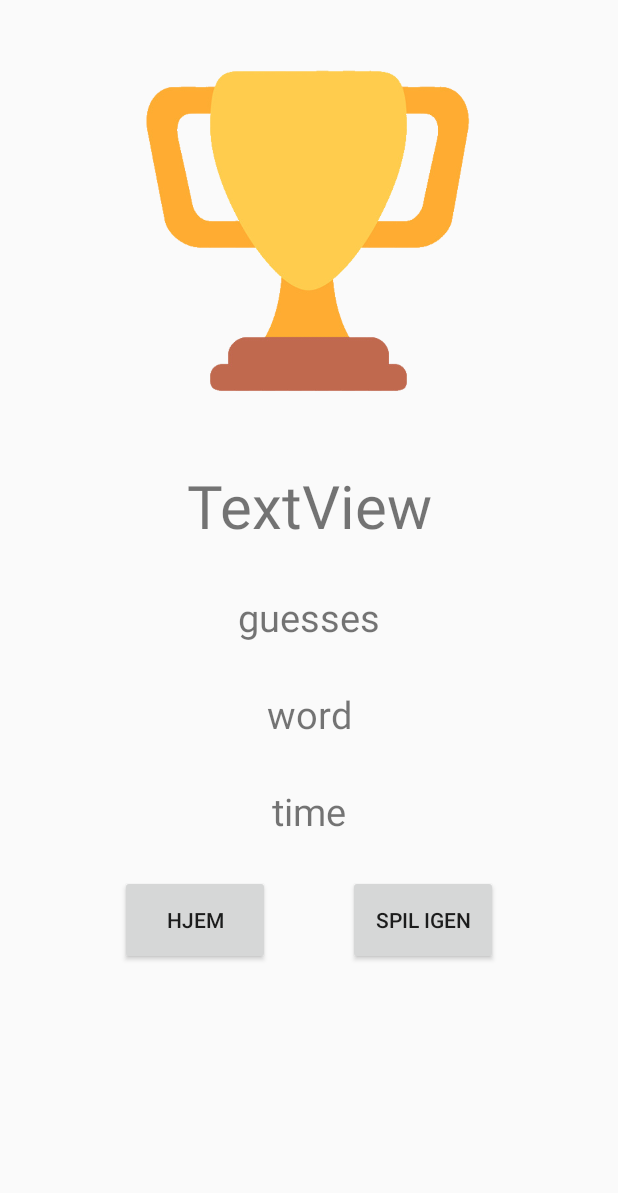
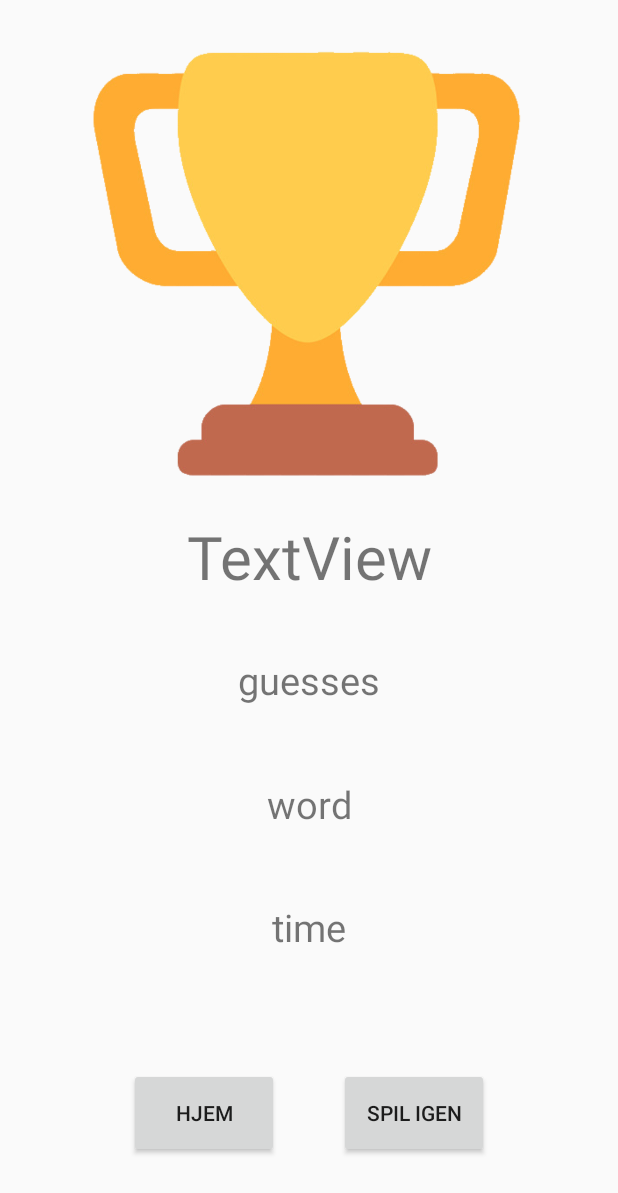
Before and after one commit to patricklopdrup/Hangman, an Android app: the layout frag_winner_loser.xml on its own in the app's theme, with its tools: preview values and no code run, on a phone screen of 412 x 824 dp. Shown: the top 1193 px of the screen. Run offline under Robolectric (Android 15) with nearby library versions, the phone set to English and light mode, and no system bars; network calls fail.

Commit message:
lavet winner_loser.xml

```diff
--- a/app/src/main/res/layout/frag_winner_loser.xml
+++ b/app/src/main/res/layout/frag_winner_loser.xml
@@ -1,95 +1,151 @@
 <?xml version="1.0" encoding="utf-8"?>
 <androidx.constraintlayout.widget.ConstraintLayout xmlns:android="http://schemas.android.com/apk/res/android"
     xmlns:app="http://schemas.android.com/apk/res-auto"
+    xmlns:tools="http://schemas.android.com/tools"
     android:id="@+id/container"
-    xmlns:tools="http://schemas.android.com/tools"
     android:layout_width="match_parent"
     android:layout_height="match_parent"
     android:orientation="vertical">
 
     <ImageView
         android:id="@+id/img_endgame"
-        android:layout_width="290dp"
-        android:layout_height="230dp"
-        android:layout_marginTop="40dp"
+        android:layout_width="0dp"
+        android:layout_height="0dp"
+        android:layout_marginTop="25dp"
+        app:layout_constraintBottom_toTopOf="@+id/guideline13"
         app:layout_constraintEnd_toEndOf="parent"
         app:layout_constraintStart_toStartOf="parent"
-        app:layout_constraintTop_toTopOf="parent"
+        app:layout_constraintTop_toTopOf="@+id/guideline12"
         app:srcCompat="@drawable/winner" />
+
 
     <TextView
         android:id="@+id/title_endgame"
         android:layout_width="match_parent"
         android:layout_height="wrap_content"
         android:layout_marginHorizontal="80dp"
-        android:layout_marginTop="40dp"
         android:text="TextView"
         android:textAlignment="center"
         android:textSize="40sp"
+        app:layout_constraintBottom_toTopOf="@+id/guideline14"
         app:layout_constraintEnd_toEndOf="parent"
-        app:layout_constraintHorizontal_bias="0.497"
         app:layout_constraintStart_toStartOf="parent"
-        app:layout_constraintTop_toBottomOf="@+id/img_endgame" />
-
+        app:layout_constraintTop_toTopOf="@+id/guideline13" />
 
     <TextView
         android:id="@+id/guesses_endgame"
         android:layout_width="match_parent"
         android:layout_height="wrap_content"
         android:layout_marginHorizontal="80dp"
-        android:layout_marginTop="30dp"
         android:text="guesses"
         android:textAlignment="center"
         android:textSize="25sp"
+        app:layout_constraintBottom_toTopOf="@+id/guideline15"
         app:layout_constraintEnd_toEndOf="parent"
         app:layout_constraintHorizontal_bias="0.497"
         app:layout_constraintStart_toStartOf="parent"
-        app:layout_constraintTop_toBottomOf="@+id/title_endgame" />
+        app:layout_constraintTop_toTopOf="@+id/guideline14" />
 
     <TextView
         android:id="@+id/time_endgame"
         android:layout_width="match_parent"
         android:layout_height="wrap_content"
         android:layout_marginHorizontal="80dp"
-        android:layout_marginTop="30dp"
         android:text="time"
         android:textAlignment="center"
         android:textSize="25sp"
+        app:layout_constraintBottom_toTopOf="@+id/guideline17"
         app:layout_constraintEnd_toEndOf="parent"
-        app:layout_constraintHorizontal_bias="0.568"
         app:layout_constraintStart_toStartOf="parent"
-        app:layout_constraintTop_toBottomOf="@+id/word_endgame" />
+        app:layout_constraintTop_toTopOf="@+id/guideline16" />
 
     <TextView
         android:id="@+id/word_endgame"
         android:layout_width="match_parent"
         android:layout_height="wrap_content"
         android:layout_marginHorizontal="80dp"
-        android:layout_marginTop="30dp"
         android:text="word"
         android:textAlignment="center"
         android:textSize="25sp"
+        app:layout_constraintBottom_toTopOf="@+id/guideline16"
         app:layout_constraintEnd_toEndOf="parent"
         app:layout_constraintStart_toStartOf="parent"
-        app:layout_constraintTop_toBottomOf="@+id/guesses_endgame" />
+        app:layout_constraintTop_toTopOf="@+id/guideline15" />
 
     <Button
         android:id="@+id/restart"
         android:layout_width="100dp"
         android:layout_height="60dp"
-        android:layout_marginTop="90dp"
-        android:layout_marginEnd="80dp"
+        android:layout_marginStart="20dp"
         android:text="@string/restart"
-        app:layout_constraintEnd_toEndOf="parent"
-        app:layout_constraintTop_toBottomOf="@+id/word_endgame" />
+        app:layout_constraintBottom_toBottomOf="parent"
+        app:layout_constraintStart_toStartOf="@+id/guideline18"
+        app:layout_constraintTop_toTopOf="@+id/guideline17" />
 
     <Button
         android:id="@+id/home"
         android:layout_width="100dp"
         android:layout_height="60dp"
-        android:layout_marginStart="80dp"
-        android:layout_marginTop="90dp"
+        android:layout_marginEnd="20dp"
         android:text="@string/home"
-        app:layout_constraintStart_toStartOf="parent"
-        app:layout_constraintTop_toBottomOf="@+id/word_endgame" />
+        app:layout_constraintBottom_toBottomOf="parent"
+        app:layout_constraintEnd_toStartOf="@+id/guideline18"
+        app:layout_constraintTop_toTopOf="@+id/guideline17" />
+
+    <androidx.constraintlayout.widget.Guideline
+        android:id="@+id/guideline12"
+        android:layout_width="wrap_content"
+        android:layout_height="wrap_content"
+        android:orientation="horizontal"
+        app:layout_constraintGuide_begin="20dp"
+        app:layout_constraintGuide_percent="0.0" />
+
+    <androidx.constraintlayout.widget.Guideline
+        android:id="@+id/guideline13"
+        android:layout_width="wrap_content"
+        android:layout_height="wrap_content"
+        android:orientation="horizontal"
+        app:layout_constraintGuide_begin="20dp"
+        app:layout_constraintGuide_percent="0.4" />
+
+    <androidx.constraintlayout.widget.Guideline
+        android:id="@+id/guideline14"
+        android:layout_width="wrap_content"
+        android:layout_height="wrap_content"
+        android:orientation="horizontal"
+        app:layout_constraintGuide_begin="20dp"
+        app:layout_constraintGuide_percent="0.5" />
+
+    <androidx.constraintlayout.widget.Guideline
+        android:id="@+id/guideline15"
+        android:layout_width="wrap_content"
+        android:layout_height="wrap_content"
+        android:orientation="horizontal"
+        app:layout_constraintGuide_begin="20dp"
+        app:layout_constraintGuide_percent="0.6" />
+
+    <androidx.constraintlayout.widget.Guideline
+        android:id="@+id/guideline16"
+        android:layout_width="wrap_content"
+        android:layout_height="wrap_content"
+        android:orientation="horizontal"
+        app:layout_constraintGuide_begin="20dp"
+        app:layout_constraintGuide_percent="0.7" />
+
+    <androidx.constraintlayout.widget.Guideline
+        android:id="@+id/guideline17"
+        android:layout_width="wrap_content"
+        android:layout_height="wrap_content"
+        android:orientation="horizontal"
+        app:layout_constraintGuide_begin="20dp"
+        app:layout_constraintGuide_percent="0.8" />
+
+    <androidx.constraintlayout.widget.Guideline
+        android:id="@+id/guideline18"
+        android:layout_width="wrap_content"
+        android:layout_height="wrap_content"
+        android:orientation="vertical"
+        app:layout_constraintGuide_percent="0.5"
+        app:layout_constraintGuide_begin="20dp" />
+
 </androidx.constraintlayout.widget.ConstraintLayout>
```
